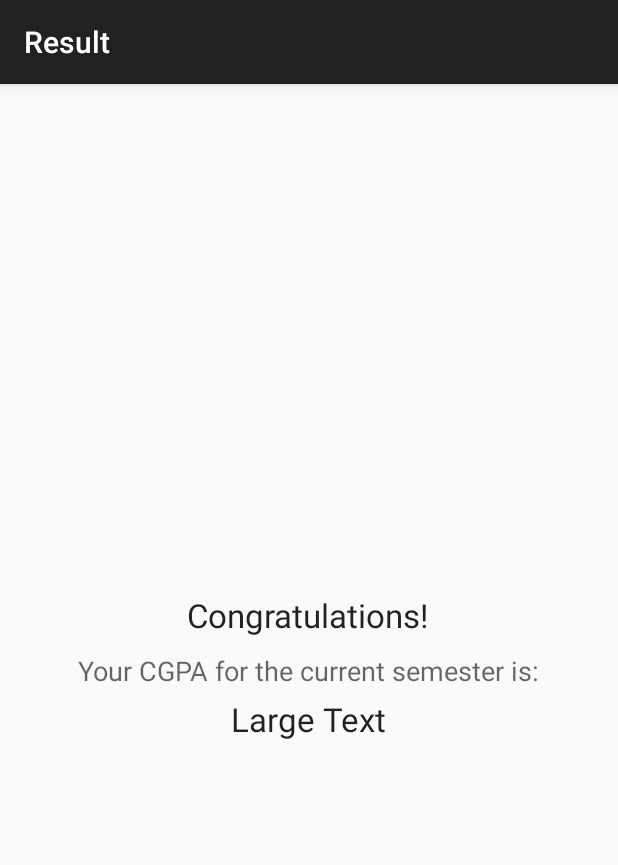
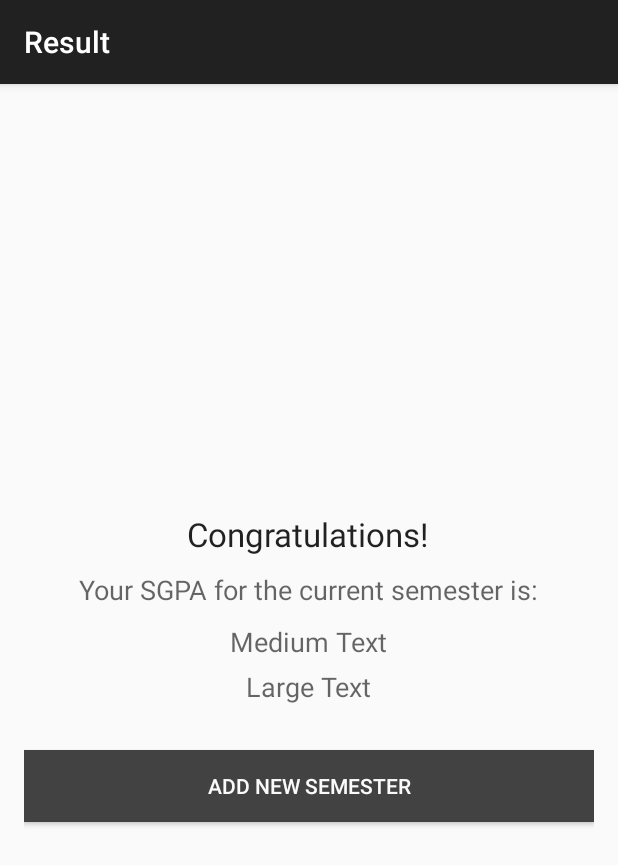
Before and after one commit to anantm95/SemTrac, an Android app: the SemesterResults screen opened directly, with no data from a screen before it, on a phone screen of 412 x 824 dp. Shown: the top 865 px of the screen. Run offline under Robolectric (Android 15) with nearby library versions, the phone set to English and light mode, and no system bars; 2 statements that could not run were skipped.

Commit message:
Added some stuff.

```diff
--- a/app/src/main/java/com/academy/semtrac/CustomActivity.java
+++ b/app/src/main/java/com/academy/semtrac/CustomActivity.java
@@ -23,6 +23,6 @@ public class CustomActivity extends ActionBarActivity {
         SharedPreferences studentData = getSharedPreferences(SHARED_PREFS_FILE, 0);
         SharedPreferences.Editor editor = studentData.edit();
         editor.putString("student", studentString);
-        editor.commit();
+        editor.apply();
     }
 }
--- a/app/src/main/java/com/academy/semtrac/SemesterResults.java
+++ b/app/src/main/java/com/academy/semtrac/SemesterResults.java
@@ -1,7 +1,9 @@
 package com.academy.semtrac;
 
+import android.content.Intent;
 import android.os.Bundle;
 import android.support.v7.app.ActionBarActivity;
+import android.view.View;
 import android.widget.TextView;
 
 import java.text.DecimalFormat;
@@ -16,7 +18,17 @@ public class SemesterResults extends ActionBarActivity {
         super.onCreate(savedInstanceState);
         setContentView(R.layout.activity_semester_results);
         global = (GlobalClass) getApplication();
+        TextView sgpa = (TextView) findViewById(R.id.showSGPA);
         TextView grade = (TextView) findViewById(R.id.showCGPA);
-        grade.setText((new DecimalFormat("##.##").format(global.getStudent().getCumulativeGradePointAverage())));
+        sgpa.setText(new DecimalFormat("##.##").format(global.getStudent().getCurrentSemester().getGradePointAverage()));
+        grade.setText("Your CGPA is: " + (new DecimalFormat("##.##").format(global.getStudent().getCumulativeGradePointAverage())));
+
+        findViewById(R.id.addNewSemester).setOnClickListener(new View.OnClickListener() {
+            @Override
+            public void onClick(View v) {
+                Intent intent = new Intent(SemesterResults.this, AddNewSemester.class);
+                startActivity(intent);
+            }
+        });
     }
 }
--- a/app/src/main/res/layout/activity_semester_results.xml
+++ b/app/src/main/res/layout/activity_semester_results.xml
@@ -21,19 +21,40 @@
         android:textAppearance="?android:attr/textAppearanceLarge" />
 
     <TextView
-        android:id="@+id/textView3"
+        android:id="@+id/textView2"
         android:layout_width="wrap_content"
         android:layout_height="wrap_content"
         android:layout_gravity="center"
+        android:layout_marginBottom="10dp"
+        android:text="Your SGPA for the current semester is:"
+        android:textAppearance="?android:attr/textAppearanceMedium" />
+
+    <TextView
+        android:id="@+id/showSGPA"
+        android:layout_width="wrap_content"
+        android:layout_height="wrap_content"
+        android:layout_gravity="center_horizontal"
         android:layout_marginBottom="5dp"
-        android:text="Your CGPA for the current semester is:"
+        android:text="Medium Text"
+        android:textAlignment="center"
         android:textAppearance="?android:attr/textAppearanceMedium" />
 
     <TextView
         android:id="@+id/showCGPA"
         android:layout_width="wrap_content"
         android:layout_height="wrap_content"
-        android:layout_gravity="center"
+        android:layout_gravity="center_horizontal"
+        android:layout_marginBottom="30sp"
         android:text="Large Text"
-        android:textAppearance="?android:attr/textAppearanceLarge" />
+        android:textAppearance="?android:attr/textAppearanceMedium" />
+
+    <Button
+        android:id="@+id/addNewSemester"
+        android:layout_width="match_parent"
+        android:layout_height="wrap_content"
+        android:layout_gravity="center_horizontal"
+        android:background="@color/background_floating_material_dark"
+        android:text="Add New Semester"
+        android:textColor="@color/background_material_light" />
+
 </LinearLayout>
--- a/app/src/main/res/values/strings.xml
+++ b/app/src/main/res/values/strings.xml
@@ -22,5 +22,7 @@
     <string name="title_activity_semester_result">Result</string>
     <string name="title_activity_wrap_up_semester">Enter Grades</string>
     <string name="title_activity_edit_attendance">Edit Attendance</string>
+    <string name="title_activity_new_semester">NewSemester</string>
+    <string name="title_activity_add_new_semester">AddNewSemester</string>
 
 </resources>
```
Also changed, not shown: app/src/main/AndroidManifest.xml (+8 -4 lines), app/src/main/java/com/academy/semtrac/AddNewSemester.java (added, +33 -0 lines), app/src/main/java/com/academy/semtrac/WrapUpSemester.java (+9 -7 lines), app/src/main/res/layout/activity_add_new_semester.xml (added, +31 -0 lines), app/src/main/res/menu/menu_add_new_semester.xml (added, +10 -0 lines), app/src/main/res/menu/menu_new_semester.xml (added, +10 -0 lines).
